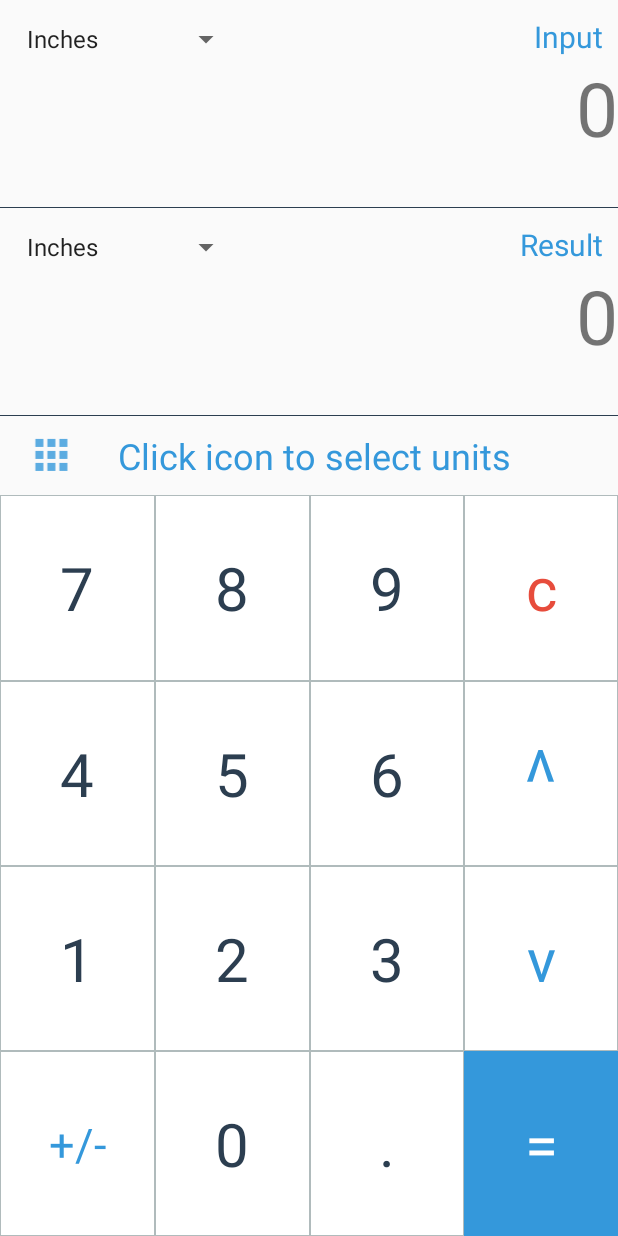
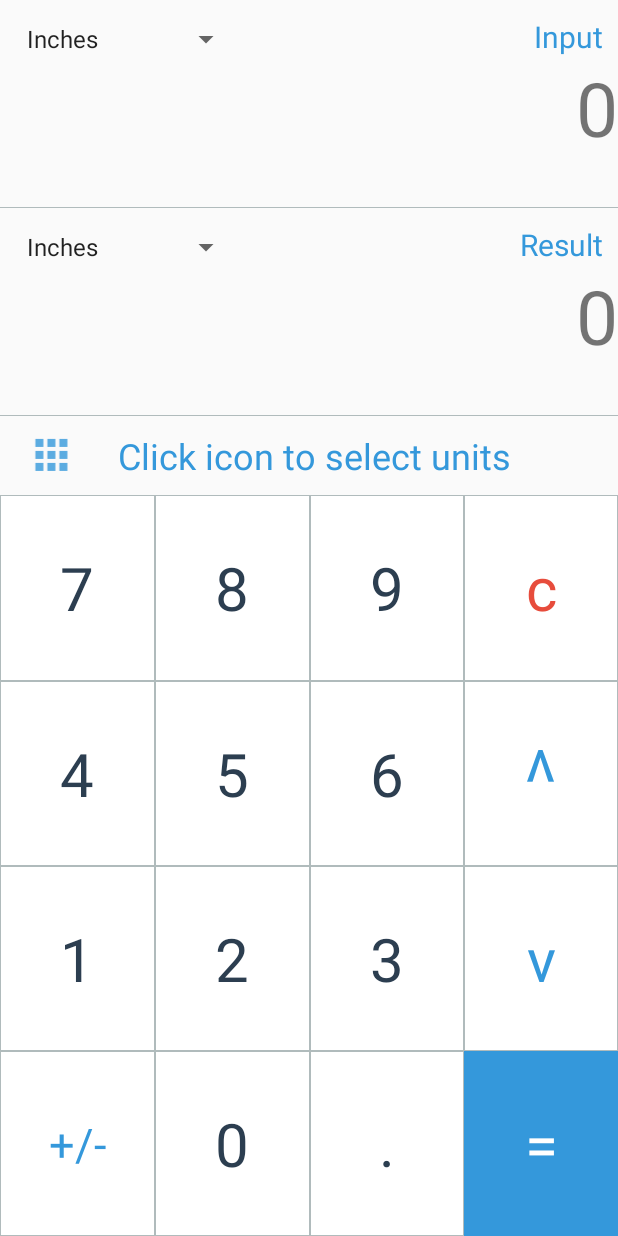
Before and after one commit to abhii2028/Convertoroid, an Android app: the screen it shows after launch (ConvertorActivity), on a phone screen of 412 x 824 dp. Run offline under Robolectric (Android 15) with nearby library versions, the phone set to English and light mode, and no system bars; Roboto replaces fonts that are not available here; 6 statements that could not run were skipped.

Commit message:
First Release

```diff
--- a/app/src/main/res/layout/activity_convertor.xml
+++ b/app/src/main/res/layout/activity_convertor.xml
@@ -45,6 +45,7 @@
                 android:textSize="20sp"
                 android:textColor="@color/colorPrimary"
                 android:gravity="right"
+                android:fontFamily="sans-serif"
                 />
 
         </LinearLayout>
@@ -61,7 +62,7 @@
         <View
             android:layout_width="match_parent"
             android:layout_height="0.5dp"
-            android:background="@color/colorAccent"
+            android:background="@color/shadow"
             />
 
         <LinearLayout
@@ -90,6 +91,7 @@
                 android:textSize="20sp"
                 android:textColor="@color/colorPrimary"
                 android:gravity="right"
+                android:fontFamily="sans-serif"
                 />
 
         </LinearLayout>
@@ -107,7 +109,7 @@
         <View
             android:layout_width="match_parent"
             android:layout_height="0.5dp"
-            android:background="@color/colorAccent"
+            android:background="@color/shadow"
             />
 
         <LinearLayout
```
